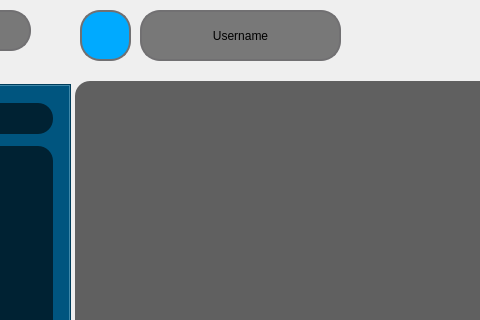
Old version of the form messenger/chatpage.ui in the repository aliomidi3002/Messenger; both pictures show x 270 to 750 and y 0 to 320 of the 1200 by 600 pixel window.
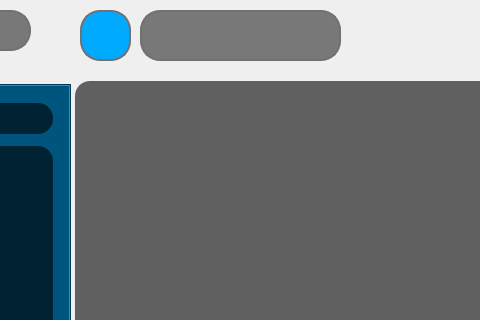
New version of the form. Icons and pictures are not drawn.

```diff
--- a/messenger/chatpage.ui
+++ b/messenger/chatpage.ui
@@ -148,7 +148,7 @@
 </string>
    </property>
    <property name="text">
-    <string>Username</string>
+    <string/>
    </property>
    <property name="alignment">
     <set>Qt::AlignCenter</set>
```
Left out of the diff: 8 changed lines with no effect on the pictures.
